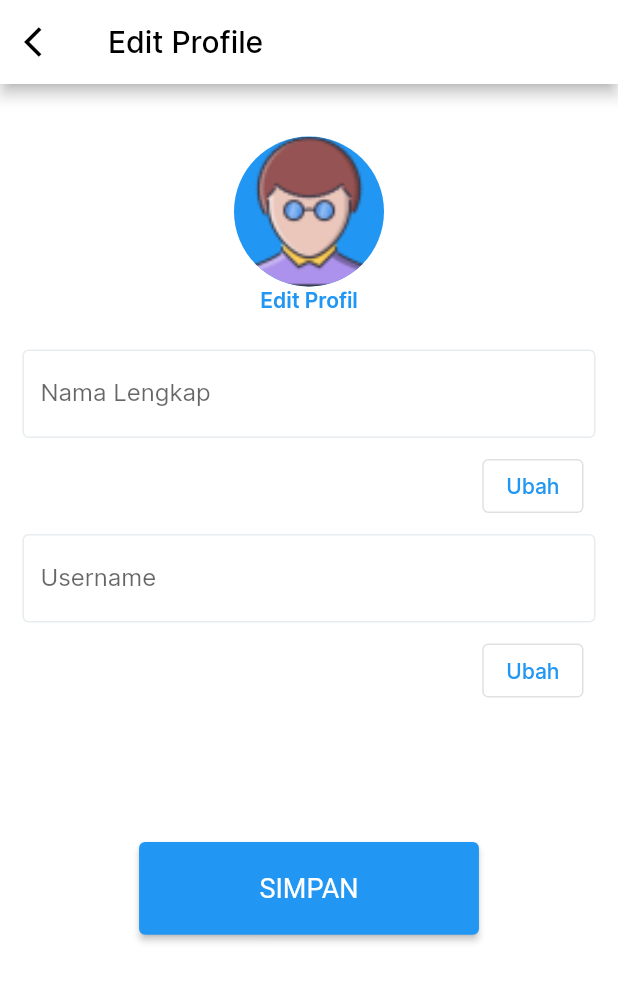
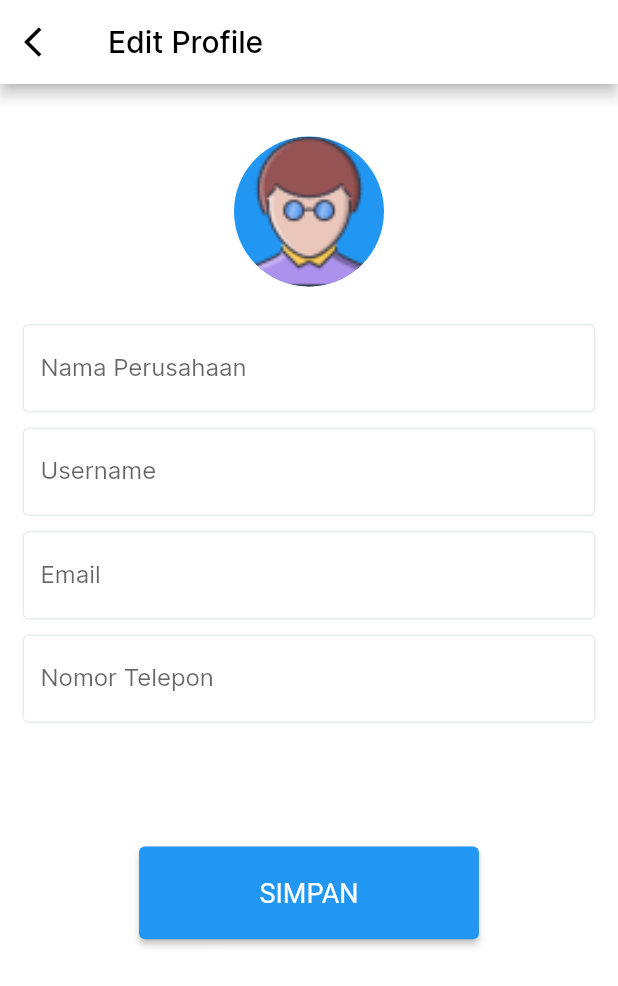
Before and after one commit to drikdrick/forwarderApps, a Flutter app: the EditProfile screen opened directly with empty values, on a phone screen of 412 x 824 dp. Shown: the top 986 px of the screen. Run offline on Flutter 3.47's test engine with Material 2 defaults, Android fonts, the light colour scheme and no system bars; our stand-ins replace carousel_slider, flutter_map, flutter_spinkit, latlong2, lottie, pin_code_fields and 3 more; accounts and stored records are empty.

Commit message:
edit profile, fix indexing

```diff
--- a/lib/Authentication/login_page.dart
+++ b/lib/Authentication/login_page.dart
@@ -273,7 +273,11 @@
           sharedPreferences.setBool('isLoggedIn', true);
 
           Navigator.of(context).pushAndRemoveUntil(
-              MaterialPageRoute(builder: (context) => Index()),
+              MaterialPageRoute(
+                builder: (context) => Index(
+                  index: 0,
+                ),
+              ),
               (route) => false);
           setState(() {
             _isLoading = false;
--- a/lib/Profile/edit_profile_page.dart
+++ b/lib/Profile/edit_profile_page.dart
@@ -1,9 +1,15 @@
+import 'dart:convert';
 import 'dart:math';
+import 'dart:ui';
 
 import 'package:bokshaulforwarder/Model/user.dart';
+import 'package:bokshaulforwarder/Profile/profile_page.dart';
 import 'package:bokshaulforwarder/Resource/stylesheet.dart';
+import 'package:bokshaulforwarder/index.dart';
 import 'package:flutter/cupertino.dart';
 import 'package:flutter/material.dart';
+import 'package:shared_preferences/shared_preferences.dart';
+import 'package:http/http.dart' as http;
 
 class EditProfile extends StatefulWidget {
   final User currentUser;
@@ -16,20 +22,25 @@
 class _EditProfileState extends State<EditProfile> {
   late String avatar;
   bool isVisible = true;
-  TextEditingController namaController = TextEditingController();
-  TextEditingController noHandphone = TextEditingController();
+  bool isLoading = false;
+  TextEditingController companyController = TextEditingController();
   TextEditingController usernameController = TextEditingController();
   TextEditingController emailController = TextEditingController();
+  TextEditingController phoneController = TextEditingController();
 
   @override
   void initState() {
     super.initState();
     avatar = Random().nextInt(15).toString();
+    companyController.text = widget.currentUser.company;
+    usernameController.text = widget.currentUser.username;
+    emailController.text = widget.currentUser.email;
+    phoneController.text = widget.currentUser.phone;
   }
 
   @override
   Widget build(BuildContext context) {
-    print(widget.currentUser.company);
+    print(widget.currentUser.username);
     var width = MediaQuery.of(context).size.width;
     var height = MediaQuery.of(context).size.height;
     return Scaffold(
@@ -49,7 +60,9 @@
           style: TextStyle(color: Colors.black),
         ),
       ),
-      body: Padding(
+      body: Stack(
+        children: [
+          Padding(
             padding: EdgeInsets.symmetric(vertical: 10, horizontal: 15),
             child: SingleChildScrollView(
               child: Column(
@@ -61,23 +74,24 @@
                   CircleAvatar(
                     backgroundColor: Colors.blue,
                     radius: 50,
-                backgroundImage: AssetImage("images/avatar/" + avatar + ".png"),
+                    backgroundImage:
+                        AssetImage("images/avatar/" + avatar + ".png"),
                   ),
-              Text(
-                "Edit Profil",
-                style: TextStyle(
-                  fontSize: 14,
-                  fontWeight: FontWeight.w600,
-                  color: Colors.blue,
-                ),
-              ),
+                  // Text(
+                  //   "Edit Profil",
+                  //   style: TextStyle(
+                  //     fontSize: 14,
+                  //     fontWeight: FontWeight.w600,
+                  //     color: Colors.blue,
+                  //   ),
+                  // ),
                   SizedBox(
                     height: 25,
                   ),
                   TextFormField(
-                controller: namaController,
+                    controller: companyController,
                     decoration: InputDecoration(
-                  labelText: "Nama Lengkap",
+                      labelText: "Nama Perusahaan",
                       enabledBorder: OutlineInputBorder(
                         borderSide: BorderSide(color: inputBorder),
                       ),
@@ -86,23 +100,12 @@
                       ),
                     ),
                   ),
-              Padding(
-                padding: const EdgeInsets.all(8.0),
-                child: Row(
-                  mainAxisAlignment: MainAxisAlignment.spaceBetween,
-                  children: [
-                    Text(
-                      widget.currentUser.phone,
-                      style: TextStyle(fontWeight: FontWeight.w700),
-                    ),
-                    OutlinedButton(
-                      child: Text("Ubah"),
-                      onPressed: () {},
-                    ),
-                  ],
-                ),
+                  SizedBox(
+                    height: 10,
                   ),
                   TextFormField(
+                    // initialValue: "test",
+                    controller: usernameController,
                     decoration: InputDecoration(
                       labelText: "Username",
                       enabledBorder: OutlineInputBorder(
@@ -113,20 +116,37 @@
                       ),
                     ),
                   ),
-              Padding(
-                padding: const EdgeInsets.all(8.0),
-                child: Row(
-                  mainAxisAlignment: MainAxisAlignment.spaceBetween,
-                  children: [
-                    Text(
-                      widget.currentUser.email,
-                      style: TextStyle(fontWeight: FontWeight.w700),
+                  SizedBox(
+                    height: 10,
                   ),
-                    OutlinedButton(
-                      child: Text("Ubah"),
-                      onPressed: () {},
+                  TextFormField(
+                    // initialValue: "test",
+                    controller: emailController,
+                    decoration: InputDecoration(
+                      labelText: "Email",
+                      enabledBorder: OutlineInputBorder(
+                        borderSide: BorderSide(color: inputBorder),
                       ),
-                  ],
+                      focusedBorder: OutlineInputBorder(
+                        borderSide: BorderSide(color: Colors.blue),
+                      ),
+                    ),
+                  ),
+                  SizedBox(
+                    height: 10,
+                  ),
+                  TextFormField(
+                    // initialValue: "test",
+                    controller: phoneController,
+                    decoration: InputDecoration(
+                      prefix: Text("+62"),
+                      labelText: "Nomor Telepon",
+                      enabledBorder: OutlineInputBorder(
+                        borderSide: BorderSide(color: inputBorder),
+                      ),
+                      focusedBorder: OutlineInputBorder(
+                        borderSide: BorderSide(color: Colors.blue),
+                      ),
                     ),
                   ),
                   SizedBox(
@@ -137,7 +157,13 @@
                     width: width * 0.55,
                     child: ElevatedButton(
                       child: Text("SIMPAN"),
-                  onPressed: () {},
+                      onPressed: () {
+                        setState(() {
+                          isLoading = true;
+                        });
+
+                        updateProfile();
+                      },
                       style: ElevatedButton.styleFrom(
                         primary: Colors.blue,
                         textStyle: TextStyle(
@@ -152,6 +178,65 @@
               ),
             ),
           ),
+          isLoading
+              ? Center(
+                  child: BackdropFilter(
+                    filter: ImageFilter.blur(sigmaX: 10, sigmaY: 10),
+                    child: loadingProcess(height, width),
+                  ),
+                )
+              : SizedBox(
+                  height: 0,
+                ),
+        ],
+      ),
+    );
+  }
+
+  void updateProfile() async {
+    final SharedPreferences prefs = await SharedPreferences.getInstance();
+    String token = prefs.getString('token')!;
+    int userId = prefs.getInt("idUser")!;
+    Map data = {
+      "id_customer": userId.toString(),
+      "company": companyController.text,
+      "username": usernameController.text,
+      "email": emailController.text,
+      "phone": phoneController.text,
+    };
+    Uri url =
+        Uri.parse("https://apiflutter.forwarder.boksman.co.id/updateprofil");
+
+    var response = await http.post(
+      url,
+      headers: {'token': token},
+      body: data,
+    );
+    var jsonResponse;
+    setState(() {
+      isLoading = false;
+    });
+    if (response.statusCode == 201) {
+      jsonResponse = json.decode(response.body);
+      print(jsonResponse);
+      Navigator.of(context).pushReplacement(
+        MaterialPageRoute(
+          builder: (context) => Index(index: 3),
+        ),
+      );
+      ScaffoldMessenger.of(context).showSnackBar(
+        SnackBar(
+          backgroundColor: Colors.blue,
+          content: Text("Profil berhasil diperbaharui."),
+        ),
+      );
+    } else {
+      ScaffoldMessenger.of(context).showSnackBar(
+        SnackBar(
+          backgroundColor: Colors.red,
+          content: Text("Profil gagal diperbaharui."),
+        ),
       );
     }
   }
+}
--- a/lib/Profile/profile_page.dart
+++ b/lib/Profile/profile_page.dart
@@ -80,9 +80,9 @@
                               currentUser: user,
                             ),
                             Icon(Icons.edit)),
-                    Divider(),
-                    settingOption(context, "Pengaturan Aplikasi", Setting(),
-                        Icon(Icons.settings)),
+                    // Divider(),
+                    // settingOption(context, "Pengaturan Aplikasi", Setting(),
+                    //     Icon(Icons.settings)),
                     Divider(),
                     settingOption(context, "Halaman Bantuan", HelpCentre(),
                         Icon(Icons.help_center)),
--- a/lib/Services/Authenticationi.dart
+++ b/lib/Services/Authenticationi.dart
@@ -1,3 +1,5 @@
+import 'dart:convert';
+
 import 'package:bokshaulforwarder/Authentication/login_page.dart';
 import 'package:flutter/material.dart';
 import 'package:shared_preferences/shared_preferences.dart';
--- a/lib/home_page.dart
+++ b/lib/home_page.dart
@@ -1,5 +1,6 @@
 import 'package:bokshaulforwarder/Order/order_page.dart';
 import 'package:bokshaulforwarder/announcement_page.dart';
+import 'package:bokshaulforwarder/index.dart';
 import 'package:carousel_slider/carousel_slider.dart';
 import 'package:flutter/material.dart';
 import 'package:shared_preferences/shared_preferences.dart';
@@ -129,7 +130,9 @@
                       context,
                       MaterialPageRoute(
                         builder: (context) {
-                          return OrderPage();
+                          return Index(
+                            index: 1,
+                          );
                         },
                       ),
                     );
```
Lines whose indentation alone changed are shown as unchanged.
